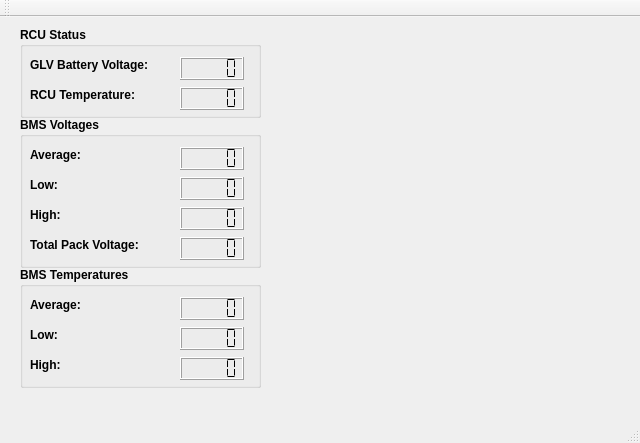
First picture: the form in Telemetry/HyTechTelemetry/mainwindow.ui, repository hytech-racing/code-2022, before the edit.
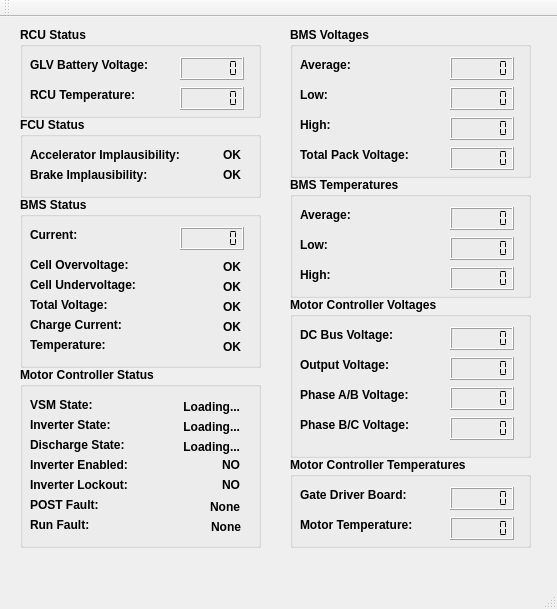
Second picture: the form after the edit.

Commit message: added stuff to UI, still needs coding

Patch:
```diff
--- a/Telemetry/HyTechTelemetry/mainwindow.ui
+++ b/Telemetry/HyTechTelemetry/mainwindow.ui
@@ -6,8 +6,8 @@
    <rect>
     <x>0</x>
     <y>0</y>
-    <width>640</width>
-    <height>443</height>
+    <width>557</width>
+    <height>609</height>
    </rect>
   </property>
   <property name="windowTitle">
@@ -64,7 +64,10 @@
       <enum>QFrame::Raised</enum>
      </property>
      <property name="smallDecimalPoint">
-      <bool>false</bool>
+      <bool>true</bool>
+     </property>
+     <property name="digitCount">
+      <number>6</number>
      </property>
      <property name="segmentStyle">
       <enum>QLCDNumber::Flat</enum>
@@ -93,7 +96,10 @@
       </rect>
      </property>
      <property name="smallDecimalPoint">
-      <bool>false</bool>
+      <bool>true</bool>
+     </property>
+     <property name="digitCount">
+      <number>6</number>
      </property>
      <property name="segmentStyle">
       <enum>QLCDNumber::Flat</enum>
@@ -103,8 +109,8 @@
    <widget class="QGroupBox" name="bms_voltage_group">
     <property name="geometry">
      <rect>
-      <x>20</x>
-      <y>100</y>
+      <x>290</x>
+      <y>10</y>
       <width>241</width>
       <height>151</height>
      </rect>
@@ -141,7 +147,10 @@
       </rect>
      </property>
      <property name="smallDecimalPoint">
-      <bool>false</bool>
+      <bool>true</bool>
+     </property>
+     <property name="digitCount">
+      <number>6</number>
      </property>
      <property name="segmentStyle">
       <enum>QLCDNumber::Flat</enum>
@@ -170,7 +179,10 @@
       </rect>
      </property>
      <property name="smallDecimalPoint">
-      <bool>false</bool>
+      <bool>true</bool>
+     </property>
+     <property name="digitCount">
+      <number>6</number>
      </property>
      <property name="segmentStyle">
       <enum>QLCDNumber::Flat</enum>
@@ -199,7 +211,10 @@
       </rect>
      </property>
      <property name="smallDecimalPoint">
-      <bool>false</bool>
+      <bool>true</bool>
+     </property>
+     <property name="digitCount">
+      <number>6</number>
      </property>
      <property name="segmentStyle">
       <enum>QLCDNumber::Flat</enum>
@@ -228,7 +243,10 @@
       </rect>
      </property>
      <property name="smallDecimalPoint">
-      <bool>false</bool>
+      <bool>true</bool>
+     </property>
+     <property name="digitCount">
+      <number>6</number>
      </property>
      <property name="segmentStyle">
       <enum>QLCDNumber::Flat</enum>
@@ -238,8 +256,8 @@
    <widget class="QGroupBox" name="bms_temps_group">
     <property name="geometry">
      <rect>
-      <x>20</x>
-      <y>250</y>
+      <x>290</x>
+      <y>160</y>
       <width>241</width>
       <height>121</height>
      </rect>
@@ -302,7 +320,10 @@
       </rect>
      </property>
      <property name="smallDecimalPoint">
-      <bool>false</bool>
+      <bool>true</bool>
+     </property>
+     <property name="digitCount">
+      <number>6</number>
      </property>
      <property name="segmentStyle">
       <enum>QLCDNumber::Flat</enum>
@@ -318,7 +339,10 @@
       </rect>
      </property>
      <property name="smallDecimalPoint">
-      <bool>false</bool>
+      <bool>true</bool>
+     </property>
+     <property name="digitCount">
+      <number>6</number>
      </property>
      <property name="segmentStyle">
       <enum>QLCDNumber::Flat</enum>
@@ -334,7 +358,804 @@
       </rect>
      </property>
      <property name="smallDecimalPoint">
-      <bool>false</bool>
+      <bool>true</bool>
+     </property>
+     <property name="digitCount">
+      <number>6</number>
+     </property>
+     <property name="segmentStyle">
+      <enum>QLCDNumber::Flat</enum>
+     </property>
+    </widget>
+   </widget>
+   <widget class="QGroupBox" name="fcu_group">
+    <property name="geometry">
+     <rect>
+      <x>20</x>
+      <y>100</y>
+      <width>241</width>
+      <height>81</height>
+     </rect>
+    </property>
+    <property name="font">
+     <font>
+      <weight>75</weight>
+      <bold>true</bold>
+     </font>
+    </property>
+    <property name="title">
+     <string>FCU Status</string>
+    </property>
+    <widget class="QLabel" name="accel_implausibility_label">
+     <property name="geometry">
+      <rect>
+       <x>10</x>
+       <y>30</y>
+       <width>161</width>
+       <height>16</height>
+      </rect>
+     </property>
+     <property name="text">
+      <string>Accelerator Implausibility:</string>
+     </property>
+    </widget>
+    <widget class="QLabel" name="brake_implausibility_label">
+     <property name="geometry">
+      <rect>
+       <x>10</x>
+       <y>50</y>
+       <width>151</width>
+       <height>16</height>
+      </rect>
+     </property>
+     <property name="text">
+      <string>Brake Implausibility:</string>
+     </property>
+    </widget>
+    <widget class="QLabel" name="accel_implausibility">
+     <property name="enabled">
+      <bool>true</bool>
+     </property>
+     <property name="geometry">
+      <rect>
+       <x>180</x>
+       <y>30</y>
+       <width>41</width>
+       <height>16</height>
+      </rect>
+     </property>
+     <property name="font">
+      <font>
+       <weight>75</weight>
+       <bold>true</bold>
+      </font>
+     </property>
+     <property name="text">
+      <string>OK</string>
+     </property>
+     <property name="alignment">
+      <set>Qt::AlignRight|Qt::AlignTrailing|Qt::AlignVCenter</set>
+     </property>
+    </widget>
+    <widget class="QLabel" name="brake_implausibility">
+     <property name="enabled">
+      <bool>true</bool>
+     </property>
+     <property name="geometry">
+      <rect>
+       <x>180</x>
+       <y>50</y>
+       <width>41</width>
+       <height>16</height>
+      </rect>
+     </property>
+     <property name="font">
+      <font>
+       <weight>75</weight>
+       <bold>true</bold>
+      </font>
+     </property>
+     <property name="text">
+      <string>OK</string>
+     </property>
+     <property name="alignment">
+      <set>Qt::AlignRight|Qt::AlignTrailing|Qt::AlignVCenter</set>
+     </property>
+    </widget>
+   </widget>
+   <widget class="QGroupBox" name="bms_status_group">
+    <property name="geometry">
+     <rect>
+      <x>20</x>
+      <y>180</y>
+      <width>241</width>
+      <height>171</height>
+     </rect>
+    </property>
+    <property name="font">
+     <font>
+      <weight>75</weight>
+      <bold>true</bold>
+     </font>
+    </property>
+    <property name="title">
+     <string>BMS Status</string>
+    </property>
+    <widget class="QLabel" name="current_label">
+     <property name="geometry">
+      <rect>
+       <x>10</x>
+       <y>30</y>
+       <width>60</width>
+       <height>16</height>
+      </rect>
+     </property>
+     <property name="text">
+      <string>Current:</string>
+     </property>
+    </widget>
+    <widget class="QLCDNumber" name="current">
+     <property name="geometry">
+      <rect>
+       <x>160</x>
+       <y>30</y>
+       <width>64</width>
+       <height>23</height>
+      </rect>
+     </property>
+     <property name="font">
+      <font>
+       <weight>75</weight>
+       <bold>true</bold>
+      </font>
+     </property>
+     <property name="smallDecimalPoint">
+      <bool>true</bool>
+     </property>
+     <property name="digitCount">
+      <number>6</number>
+     </property>
+     <property name="segmentStyle">
+      <enum>QLCDNumber::Flat</enum>
+     </property>
+    </widget>
+    <widget class="QLabel" name="overvoltage_label">
+     <property name="geometry">
+      <rect>
+       <x>10</x>
+       <y>60</y>
+       <width>111</width>
+       <height>16</height>
+      </rect>
+     </property>
+     <property name="text">
+      <string>Cell Overvoltage:</string>
+     </property>
+    </widget>
+    <widget class="QLabel" name="undervoltage_label">
+     <property name="geometry">
+      <rect>
+       <x>10</x>
+       <y>80</y>
+       <width>111</width>
+       <height>16</height>
+      </rect>
+     </property>
+     <property name="text">
+      <string>Cell Undervoltage:</string>
+     </property>
+    </widget>
+    <widget class="QLabel" name="total_voltage_label_2">
+     <property name="geometry">
+      <rect>
+       <x>10</x>
+       <y>100</y>
+       <width>111</width>
+       <height>16</height>
+      </rect>
+     </property>
+     <property name="text">
+      <string>Total Voltage:</string>
+     </property>
+    </widget>
+    <widget class="QLabel" name="charge_current_label">
+     <property name="geometry">
+      <rect>
+       <x>10</x>
+       <y>120</y>
+       <width>101</width>
+       <height>16</height>
+      </rect>
+     </property>
+     <property name="text">
+      <string>Charge Current:</string>
+     </property>
+    </widget>
+    <widget class="QLabel" name="bms_temperature_label">
+     <property name="geometry">
+      <rect>
+       <x>10</x>
+       <y>140</y>
+       <width>101</width>
+       <height>16</height>
+      </rect>
+     </property>
+     <property name="text">
+      <string>Temperature:</string>
+     </property>
+    </widget>
+    <widget class="QLabel" name="cell_overvoltage">
+     <property name="enabled">
+      <bool>true</bool>
+     </property>
+     <property name="geometry">
+      <rect>
+       <x>170</x>
+       <y>60</y>
+       <width>51</width>
+       <height>20</height>
+      </rect>
+     </property>
+     <property name="font">
+      <font>
+       <weight>75</weight>
+       <bold>true</bold>
+      </font>
+     </property>
+     <property name="text">
+      <string>OK</string>
+     </property>
+     <property name="alignment">
+      <set>Qt::AlignRight|Qt::AlignTrailing|Qt::AlignVCenter</set>
+     </property>
+    </widget>
+    <widget class="QLabel" name="cell_undervoltage">
+     <property name="enabled">
+      <bool>true</bool>
+     </property>
+     <property name="geometry">
+      <rect>
+       <x>170</x>
+       <y>80</y>
+       <width>51</width>
+       <height>20</height>
+      </rect>
+     </property>
+     <property name="font">
+      <font>
+       <weight>75</weight>
+       <bold>true</bold>
+      </font>
+     </property>
+     <property name="text">
+      <string>OK</string>
+     </property>
+     <property name="alignment">
+      <set>Qt::AlignRight|Qt::AlignTrailing|Qt::AlignVCenter</set>
+     </property>
+    </widget>
+    <widget class="QLabel" name="bms_total_voltage">
+     <property name="enabled">
+      <bool>true</bool>
+     </property>
+     <property name="geometry">
+      <rect>
+       <x>170</x>
+       <y>100</y>
+       <width>51</width>
+       <height>20</height>
+      </rect>
+     </property>
+     <property name="font">
+      <font>
+       <weight>75</weight>
+       <bold>true</bold>
+      </font>
+     </property>
+     <property name="text">
+      <string>OK</string>
+     </property>
+     <property name="alignment">
+      <set>Qt::AlignRight|Qt::AlignTrailing|Qt::AlignVCenter</set>
+     </property>
+    </widget>
+    <widget class="QLabel" name="charge_current">
+     <property name="enabled">
+      <bool>true</bool>
+     </property>
+     <property name="geometry">
+      <rect>
+       <x>170</x>
+       <y>120</y>
+       <width>51</width>
+       <height>20</height>
+      </rect>
+     </property>
+     <property name="font">
+      <font>
+       <weight>75</weight>
+       <bold>true</bold>
+      </font>
+     </property>
+     <property name="text">
+      <string>OK</string>
+     </property>
+     <property name="alignment">
+      <set>Qt::AlignRight|Qt::AlignTrailing|Qt::AlignVCenter</set>
+     </property>
+    </widget>
+    <widget class="QLabel" name="bms_temperature">
+     <property name="enabled">
+      <bool>true</bool>
+     </property>
+     <property name="geometry">
+      <rect>
+       <x>170</x>
+       <y>140</y>
+       <width>51</width>
+       <height>20</height>
+      </rect>
+     </property>
+     <property name="font">
+      <font>
+       <weight>75</weight>
+       <bold>true</bold>
+      </font>
+     </property>
+     <property name="text">
+      <string>OK</string>
+     </property>
+     <property name="alignment">
+      <set>Qt::AlignRight|Qt::AlignTrailing|Qt::AlignVCenter</set>
+     </property>
+    </widget>
+   </widget>
+   <widget class="QGroupBox" name="mc_status_group">
+    <property name="geometry">
+     <rect>
+      <x>20</x>
+      <y>350</y>
+      <width>241</width>
+      <height>181</height>
+     </rect>
+    </property>
+    <property name="font">
+     <font>
+      <weight>75</weight>
+      <bold>true</bold>
+     </font>
+    </property>
+    <property name="title">
+     <string>Motor Controller Status</string>
+    </property>
+    <widget class="QLabel" name="vsm_state_label">
+     <property name="geometry">
+      <rect>
+       <x>10</x>
+       <y>30</y>
+       <width>71</width>
+       <height>16</height>
+      </rect>
+     </property>
+     <property name="text">
+      <string>VSM State:</string>
+     </property>
+    </widget>
+    <widget class="QLabel" name="vsm_state">
+     <property name="geometry">
+      <rect>
+       <x>109</x>
+       <y>30</y>
+       <width>111</width>
+       <height>20</height>
+      </rect>
+     </property>
+     <property name="text">
+      <string>Loading...</string>
+     </property>
+     <property name="alignment">
+      <set>Qt::AlignRight|Qt::AlignTrailing|Qt::AlignVCenter</set>
+     </property>
+    </widget>
+    <widget class="QLabel" name="inverter_state_label">
+     <property name="geometry">
+      <rect>
+       <x>10</x>
+       <y>50</y>
+       <width>91</width>
+       <height>16</height>
+      </rect>
+     </property>
+     <property name="text">
+      <string>Inverter State:</string>
+     </property>
+    </widget>
+    <widget class="QLabel" name="inverter_state">
+     <property name="geometry">
+      <rect>
+       <x>109</x>
+       <y>50</y>
+       <width>111</width>
+       <height>20</height>
+      </rect>
+     </property>
+     <property name="text">
+      <string>Loading...</string>
+     </property>
+     <property name="alignment">
+      <set>Qt::AlignRight|Qt::AlignTrailing|Qt::AlignVCenter</set>
+     </property>
+    </widget>
+    <widget class="QLabel" name="discharge_state_label">
+     <property name="geometry">
+      <rect>
+       <x>10</x>
+       <y>70</y>
+       <width>101</width>
+       <height>16</height>
+      </rect>
+     </property>
+     <property name="text">
+      <string>Discharge State:</string>
+     </property>
+    </widget>
+    <widget class="QLabel" name="discharge_state">
+     <property name="geometry">
+      <rect>
+       <x>119</x>
+       <y>70</y>
+       <width>101</width>
+       <height>20</height>
+      </rect>
+     </property>
+     <property name="text">
+      <string>Loading...</string>
+     </property>
+     <property name="alignment">
+      <set>Qt::AlignRight|Qt::AlignTrailing|Qt::AlignVCenter</set>
+     </property>
+    </widget>
+    <widget class="QLabel" name="inverter_enabled_label">
+     <property name="geometry">
+      <rect>
+       <x>10</x>
+       <y>90</y>
+       <width>111</width>
+       <height>16</height>
+      </rect>
+     </property>
+     <property name="text">
+      <string>Inverter Enabled:</string>
+     </property>
+    </widget>
+    <widget class="QLabel" name="inverter_enabled">
+     <property name="geometry">
+      <rect>
+       <x>160</x>
+       <y>90</y>
+       <width>60</width>
+       <height>16</height>
+      </rect>
+     </property>
+     <property name="text">
+      <string>NO</string>
+     </property>
+     <property name="alignment">
+      <set>Qt::AlignRight|Qt::AlignTrailing|Qt::AlignVCenter</set>
+     </property>
+    </widget>
+    <widget class="QLabel" name="inverter_lockout_label">
+     <property name="geometry">
+      <rect>
+       <x>10</x>
+       <y>110</y>
+       <width>111</width>
+       <height>16</height>
+      </rect>
+     </property>
+     <property name="text">
+      <string>Inverter Lockout:</string>
+     </property>
+    </widget>
+    <widget class="QLabel" name="inverter_lockout">
+     <property name="geometry">
+      <rect>
+       <x>160</x>
+       <y>110</y>
+       <width>60</width>
+       <height>16</height>
+      </rect>
+     </property>
+     <property name="text">
+      <string>NO</string>
+     </property>
+     <property name="alignment">
+      <set>Qt::AlignRight|Qt::AlignTrailing|Qt::AlignVCenter</set>
+     </property>
+    </widget>
+    <widget class="QLabel" name="mc_post_fault_label">
+     <property name="geometry">
+      <rect>
+       <x>10</x>
+       <y>130</y>
+       <width>81</width>
+       <height>16</height>
+      </rect>
+     </property>
+     <property name="text">
+      <string>POST Fault:</string>
+     </property>
+    </widget>
+    <widget class="QLabel" name="mc_post_fault">
+     <property name="geometry">
+      <rect>
+       <x>99</x>
+       <y>130</y>
+       <width>121</width>
+       <height>20</height>
+      </rect>
+     </property>
+     <property name="text">
+      <string>None</string>
+     </property>
+     <property name="alignment">
+      <set>Qt::AlignRight|Qt::AlignTrailing|Qt::AlignVCenter</set>
+     </property>
+    </widget>
+    <widget class="QLabel" name="mc_run_fault_label">
+     <property name="geometry">
+      <rect>
+       <x>10</x>
+       <y>150</y>
+       <width>60</width>
+       <height>16</height>
+      </rect>
+     </property>
+     <property name="text">
+      <string>Run Fault:</string>
+     </property>
+    </widget>
+    <widget class="QLabel" name="mc_run_fault">
+     <property name="geometry">
+      <rect>
+       <x>100</x>
+       <y>150</y>
+       <width>121</width>
+       <height>20</height>
+      </rect>
+     </property>
+     <property name="text">
+      <string>None</string>
+     </property>
+     <property name="alignment">
+      <set>Qt::AlignRight|Qt::AlignTrailing|Qt::AlignVCenter</set>
+     </property>
+    </widget>
+   </widget>
+   <widget class="QGroupBox" name="mc_voltages_group">
+    <property name="geometry">
+     <rect>
+      <x>290</x>
+      <y>280</y>
+      <width>241</width>
+      <height>161</height>
+     </rect>
+    </property>
+    <property name="font">
+     <font>
+      <weight>75</weight>
+      <bold>true</bold>
+     </font>
+    </property>
+    <property name="title">
+     <string>Motor Controller Voltages</string>
+    </property>
+    <widget class="QLabel" name="dc_bus_voltage_label">
+     <property name="geometry">
+      <rect>
+       <x>10</x>
+       <y>30</y>
+       <width>101</width>
+       <height>16</height>
+      </rect>
+     </property>
+     <property name="text">
+      <string>DC Bus Voltage:</string>
+     </property>
+    </widget>
+    <widget class="QLCDNumber" name="dc_bus_voltage">
+     <property name="geometry">
+      <rect>
+       <x>160</x>
+       <y>30</y>
+       <width>64</width>
+       <height>23</height>
+      </rect>
+     </property>
+     <property name="smallDecimalPoint">
+      <bool>true</bool>
+     </property>
+     <property name="digitCount">
+      <number>6</number>
+     </property>
+     <property name="segmentStyle">
+      <enum>QLCDNumber::Flat</enum>
+     </property>
+    </widget>
+    <widget class="QLabel" name="output_voltage_label">
+     <property name="geometry">
+      <rect>
+       <x>10</x>
+       <y>60</y>
+       <width>101</width>
+       <height>16</height>
+      </rect>
+     </property>
+     <property name="text">
+      <string>Output Voltage:</string>
+     </property>
+    </widget>
+    <widget class="QLCDNumber" name="output_voltage">
+     <property name="geometry">
+      <rect>
+       <x>160</x>
+       <y>60</y>
+       <width>64</width>
+       <height>23</height>
+      </rect>
+     </property>
+     <property name="smallDecimalPoint">
+      <bool>true</bool>
+     </property>
+     <property name="digitCount">
+      <number>6</number>
+     </property>
+     <property name="segmentStyle">
+      <enum>QLCDNumber::Flat</enum>
+     </property>
+    </widget>
+    <widget class="QLabel" name="phase_ab_voltage_label">
+     <property name="geometry">
+      <rect>
+       <x>10</x>
+       <y>90</y>
+       <width>121</width>
+       <height>16</height>
+      </rect>
+     </property>
+     <property name="text">
+      <string>Phase A/B Voltage:</string>
+     </property>
+    </widget>
+    <widget class="QLCDNumber" name="phase_ab_voltage">
+     <property name="geometry">
+      <rect>
+       <x>160</x>
+       <y>90</y>
+       <width>64</width>
+       <height>23</height>
+      </rect>
+     </property>
+     <property name="smallDecimalPoint">
+      <bool>true</bool>
+     </property>
+     <property name="digitCount">
+      <number>6</number>
+     </property>
+     <property name="segmentStyle">
+      <enum>QLCDNumber::Flat</enum>
+     </property>
+    </widget>
+    <widget class="QLabel" name="phase_bc_voltage_label">
+     <property name="geometry">
+      <rect>
+       <x>10</x>
+       <y>120</y>
+       <width>121</width>
+       <height>16</height>
+      </rect>
+     </property>
+     <property name="text">
+      <string>Phase B/C Voltage:</string>
+     </property>
+    </widget>
+    <widget class="QLCDNumber" name="phase_bc_voltage">
+     <property name="geometry">
+      <rect>
+       <x>160</x>
+       <y>120</y>
+       <width>64</width>
+       <height>23</height>
+      </rect>
+     </property>
+     <property name="smallDecimalPoint">
+      <bool>true</bool>
+     </property>
+     <property name="digitCount">
+      <number>6</number>
+     </property>
+     <property name="segmentStyle">
+      <enum>QLCDNumber::Flat</enum>
+     </property>
+    </widget>
+   </widget>
+   <widget class="QGroupBox" name="mc_temperature_group">
+    <property name="geometry">
+     <rect>
+      <x>290</x>
+      <y>440</y>
+      <width>241</width>
+      <height>91</height>
+     </rect>
+    </property>
+    <property name="font">
+     <font>
+      <weight>75</weight>
+      <bold>true</bold>
+     </font>
+    </property>
+    <property name="title">
+     <string>Motor Controller Temperatures</string>
+    </property>
+    <widget class="QLabel" name="gate_driver_label">
+     <property name="geometry">
+      <rect>
+       <x>10</x>
+       <y>30</y>
+       <width>121</width>
+       <height>16</height>
+      </rect>
+     </property>
+     <property name="text">
+      <string>Gate Driver Board:</string>
+     </property>
+    </widget>
+    <widget class="QLCDNumber" name="gate_driver">
+     <property name="geometry">
+      <rect>
+       <x>160</x>
+       <y>30</y>
+       <width>64</width>
+       <height>23</height>
+      </rect>
+     </property>
+     <property name="smallDecimalPoint">
+      <bool>true</bool>
+     </property>
+     <property name="digitCount">
+      <number>6</number>
+     </property>
+     <property name="segmentStyle">
+      <enum>QLCDNumber::Flat</enum>
+     </property>
+    </widget>
+    <widget class="QLabel" name="motor_temp_label">
+     <property name="geometry">
+      <rect>
+       <x>10</x>
+       <y>60</y>
+       <width>131</width>
+       <height>16</height>
+      </rect>
+     </property>
+     <property name="text">
+      <string>Motor Temperature:</string>
+     </property>
+    </widget>
+    <widget class="QLCDNumber" name="motor_temp">
+     <property name="geometry">
+      <rect>
+       <x>160</x>
+       <y>60</y>
+       <width>64</width>
+       <height>23</height>
+      </rect>
+     </property>
+     <property name="smallDecimalPoint">
+      <bool>true</bool>
+     </property>
+     <property name="digitCount">
+      <number>6</number>
      </property>
      <property name="segmentStyle">
       <enum>QLCDNumber::Flat</enum>
```
Left out of the diff: 2 changed lines with no effect on the pictures. The commit also changes 1 other file.
